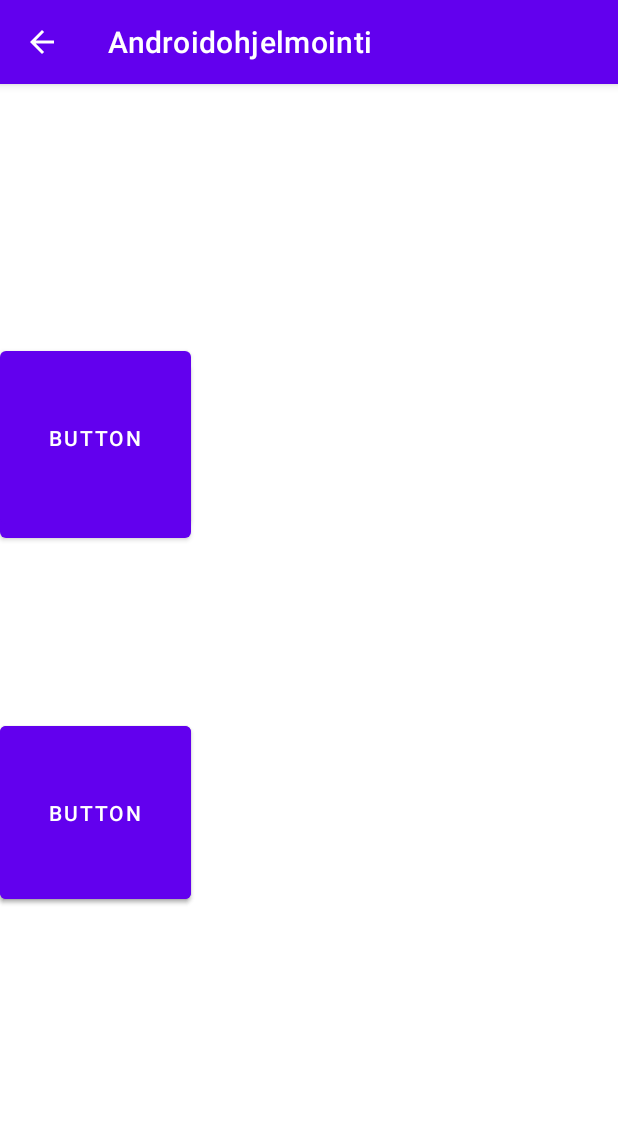
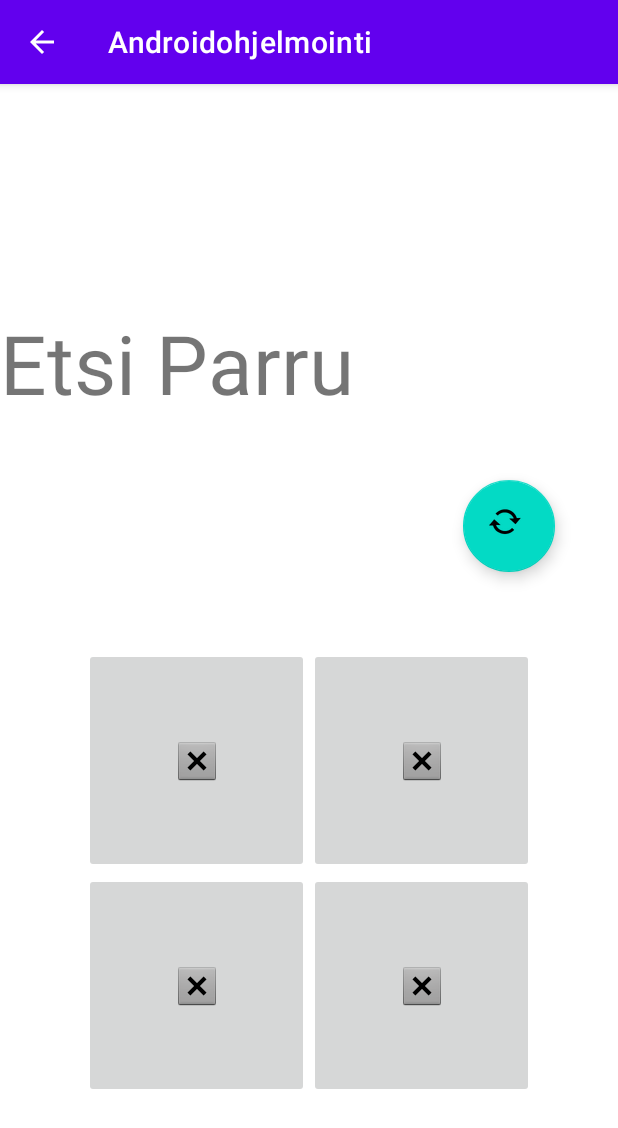
Before and after one commit to juhodufva/Androidohjelmointi, an Android app: the screen it shows after launch (GameActivity), after a tap on "PLAY", on a phone screen of 412 x 824 dp. Shown: the top 1128 px of the screen. Run offline under Robolectric (Android 15) with nearby library versions, the phone set to English and light mode, and no system bars; our stand-ins replace navigation-ui; 1 other tap on this screen came first.

Commit message:
2.luento

```diff
--- a/app/src/main/java/com/example/androidohjelmointi/GameActivity.java
+++ b/app/src/main/java/com/example/androidohjelmointi/GameActivity.java
@@ -2,16 +2,51 @@ package com.example.androidohjelmointi;
 
 import androidx.appcompat.app.AppCompatActivity;
 
+import android.graphics.Color;
 import android.os.Bundle;
+import android.util.Log;
+import android.view.View;
+import android.view.animation.Animation;
+import android.view.animation.AnimationUtils;
+import android.widget.ImageButton;
+import android.widget.TextView;
+
+import com.google.android.material.floatingactionbutton.FloatingActionButton;
 
 public class GameActivity extends AppCompatActivity {
+
+
+    private ImageButton Button1;
+    private ImageButton Button2;
+    private ImageButton Button3;
+    private ImageButton Button4;
+    private TextView textView;
+    private FloatingActionButton floatingActionButton;
+
 
     @Override
     protected void onCreate(Bundle savedInstanceState) {
         super.onCreate(savedInstanceState);
+
         setContentView(R.layout.activity_game);
 
+        Button1 = findViewById(R.id.imageButton1);
+        Button2 = findViewById(R.id.imageButton1);
+        Button3 = findViewById(R.id.imageButton1);
+        Button4 = findViewById(R.id.imageButton1);
+        Button1.setOnClickListener(new View.OnClickListener() {
+
+
+        @Override
+        public void onClick (View view) {
+            Button1.setVisibility(View.GONE);
+            Button1.setImageResource(R.mipmap.ic_launcher);
+            Button1.setBackgroundColor(Color.WHITE);
+            Button1.setVisibility(View.VISIBLE);
+
+
+        }
+        });
 
     }
-
 }
--- a/app/src/main/java/com/example/androidohjelmointi/MainActivity.java
+++ b/app/src/main/java/com/example/androidohjelmointi/MainActivity.java
@@ -35,6 +35,7 @@ public class MainActivity extends AppCompatActivity {
         playBtn.setOnClickListener(new View.OnClickListener() {
             @Override
             public void onClick(View view) {
+
                 Log.i(TAG, "Play button clicked");
                 handlePlayButtonClick();
             }
--- a/app/src/main/java/com/example/androidohjelmointi/ui/home/HomeFragment.java
+++ b/app/src/main/java/com/example/androidohjelmointi/ui/home/HomeFragment.java
@@ -1,19 +1,27 @@
 package com.example.androidohjelmointi.ui.home;
 
+import android.content.Intent;
 import android.os.Bundle;
+import android.util.Log;
 import android.view.LayoutInflater;
 import android.view.View;
 import android.view.ViewGroup;
+import android.widget.Button;
 import android.widget.TextView;
 
 import androidx.annotation.NonNull;
 import androidx.fragment.app.Fragment;
 import androidx.lifecycle.ViewModelProvider;
 
+import com.example.androidohjelmointi.GameActivity;
+import com.example.androidohjelmointi.R;
 import com.example.androidohjelmointi.databinding.FragmentHomeBinding;
 
 public class HomeFragment extends Fragment {
-
+    public static final String TAG = "MainActivity";
+    private Button testBtn;
+    private TextView helloText;
+    private Button playBtn;
     private FragmentHomeBinding binding;
 
     public View onCreateView(@NonNull LayoutInflater inflater,
@@ -24,9 +32,34 @@ public class HomeFragment extends Fragment {
         binding = FragmentHomeBinding.inflate(inflater, container, false);
         View root = binding.getRoot();
 
-        final TextView textView = binding.textHome;
+        final TextView textView = binding.textView2;
         homeViewModel.getText().observe(getViewLifecycleOwner(), textView::setText);
+        testBtn = root.findViewById(R.id.button_test);
+        helloText = root.findViewById(R.id.textView2);
+        playBtn = root.findViewById(R.id.button_play);
+        testBtn.setOnClickListener(new View.OnClickListener() {
+            public void onClick(View v) {
+                helloText.setText(R.string.new_welcome_text);
+                Log.e(TAG, "Button clicked");
+                // Code here executes on main thread after user presses button
+            }
+        });
+        helloText.findViewById(R.id.textView2);
+        playBtn.setOnClickListener(new View.OnClickListener() {
+            @Override
+            public void onClick(View view) {
+                Log.i(TAG, "Play button clicked");
+                Intent i = new Intent(getActivity(), GameActivity.class);
+                startActivity(i);
+
+            }
+        });
         return root;
+
+
+
+
+
     }
 
     @Override
--- a/app/src/main/res/layout/activity_game.xml
+++ b/app/src/main/res/layout/activity_game.xml
@@ -6,67 +6,95 @@
     android:layout_height="match_parent"
     tools:context=".GameActivity">
 
-    <Button
-        android:id="@+id/button2"
-        android:layout_width="127dp"
-        android:layout_height="127dp"
-        android:text="Button" />
+    <ImageButton
+        android:id="@+id/imageButton1"
+        android:layout_width="150dp"
+        android:layout_height="150dp"
+        app:srcCompat="@android:drawable/btn_dialog" />
 
-    <Button
-        android:id="@+id/button3"
-        android:layout_width="127dp"
-        android:layout_height="127dp"
-        android:text="Button" />
+    <ImageButton
+        android:id="@+id/imageButton2"
+        android:layout_width="150dp"
+        android:layout_height="150dp"
+        app:srcCompat="@android:drawable/btn_dialog" />
 
-    <Button
-        android:id="@+id/button4"
-        android:layout_width="127dp"
-        android:layout_height="127dp"
-        android:text="Button" />
+    <ImageButton
+        android:id="@+id/imageButton3"
+        android:layout_width="150dp"
+        android:layout_height="150dp"
+        app:srcCompat="@android:drawable/btn_dialog" />
 
-    <Button
-        android:id="@+id/button5"
-        android:layout_width="127dp"
-        android:layout_height="127dp"
-        android:text="Button" />
-
-    <androidx.constraintlayout.helper.widget.Flow
-        android:id="@+id/flow"
-        android:layout_width="wrap_content"
-        android:layout_height="wrap_content"
-        app:constraint_referenced_ids="button2"
-        app:layout_constraintBottom_toTopOf="@+id/button4"
-        app:layout_constraintTop_toTopOf="parent"
-        app:layout_constraintVertical_bias="0.615"
-        tools:layout_editor_absoluteX="65dp" />
-
-    <androidx.constraintlayout.helper.widget.Flow
-        android:id="@+id/flow2"
-        android:layout_width="wrap_content"
-        android:layout_height="wrap_content"
-        app:constraint_referenced_ids="button3"
-        app:layout_constraintBottom_toTopOf="@+id/button5"
-        app:layout_constraintTop_toTopOf="parent"
-        app:layout_constraintVertical_bias="0.584"
-        tools:layout_editor_absoluteX="249dp" />
-
-    <androidx.constraintlayout.helper.widget.Flow
-        android:id="@+id/flow3"
-        android:layout_width="wrap_content"
-        android:layout_height="wrap_content"
-        app:constraint_referenced_ids="button4"
-        app:layout_constraintBottom_toBottomOf="parent"
-        app:layout_constraintTop_toBottomOf="@+id/button2"
-        app:layout_constraintVertical_bias="0.342"
-        tools:layout_editor_absoluteX="65dp" />
+    <ImageButton
+        android:id="@+id/imageButton4"
+        android:layout_width="150dp"
+        android:layout_height="150dp"
+        app:srcCompat="@android:drawable/btn_dialog" />
 
     <androidx.constraintlayout.helper.widget.Flow
         android:id="@+id/flow4"
         android:layout_width="wrap_content"
         android:layout_height="wrap_content"
-        app:constraint_referenced_ids="button5"
+        android:layout_marginTop="284dp"
+        android:orientation="horizontal"
+        app:constraint_referenced_ids="imageButton3,imageButton1,imageButton2,imageButton4"
+        app:flow_wrapMode="aligned"
         app:layout_constraintBottom_toBottomOf="parent"
-        app:layout_constraintTop_toBottomOf="@+id/button3"
-        app:layout_constraintVertical_bias="0.359"
-        tools:layout_editor_absoluteX="249dp" />
+        app:layout_constraintEnd_toEndOf="parent"
+        app:layout_constraintHorizontal_bias="0.5"
+        app:layout_constraintStart_toStartOf="parent"
+        app:layout_constraintTop_toTopOf="parent" />
+
+    <TextView
+        android:id="@+id/textView"
+        android:layout_width="409dp"
+        android:layout_height="73dp"
+        android:autoSizeTextType="uniform"
+        android:text="Etsi Parru"
+        app:layout_constraintBottom_toTopOf="@+id/flow4"
+        app:layout_constraintTop_toTopOf="parent"
+        app:layout_constraintVertical_bias="0.494"
+        tools:layout_editor_absoluteX="1dp" />
+
+    <com.google.android.material.floatingactionbutton.FloatingActionButton
+        android:id="@+id/floatingActionButton"
+        android:layout_width="61dp"
+        android:layout_height="67dp"
+        android:clickable="true"
+        app:layout_constraintBottom_toBottomOf="parent"
+        app:layout_constraintEnd_toEndOf="parent"
+        app:layout_constraintHorizontal_bias="0.88"
+        app:layout_constraintStart_toStartOf="parent"
+        app:layout_constraintTop_toTopOf="parent"
+        app:layout_constraintVertical_bias="0.374"
+        app:srcCompat="@android:drawable/stat_notify_sync" />
+
+    <TableLayout
+        android:id="@+id/tableLayout"
+        android:layout_width="381dp"
+        android:layout_height="366dp"
+        tools:layout_editor_absoluteX="15dp"
+        tools:layout_editor_absoluteY="324dp">
+
+        <TableRow
+            android:layout_width="match_parent"
+            android:layout_height="match_parent" />
+
+        <TableRow
+            android:layout_width="match_parent"
+            android:layout_height="match_parent" />
+
+        <TableRow
+            android:layout_width="match_parent"
+            android:layout_height="match_parent" />
+
+        <TableRow
+            android:layout_width="match_parent"
+            android:layout_height="match_parent" />
+    </TableLayout>
+
+    <androidx.constraintlayout.helper.widget.Flow
+        android:id="@+id/flow3"
+        android:layout_width="wrap_content"
+        android:layout_height="wrap_content" />
+
 </androidx.constraintlayout.widget.ConstraintLayout>
--- a/app/src/main/res/layout/activity_main.xml
+++ b/app/src/main/res/layout/activity_main.xml
@@ -50,10 +50,6 @@
         tools:layout_editor_absoluteY="667dp"
         app:layout_constraintTop_toBottomOf="@+id/button_test"/>
 
-    <com.google.android.material.bottomnavigation.BottomNavigationView
-        android:layout_width="409dp"
-        android:layout_height="58dp"
-        tools:layout_editor_absoluteX="1dp"
-        tools:layout_editor_absoluteY="672dp" />
+
 
 </androidx.constraintlayout.widget.ConstraintLayout>
--- a/app/src/main/res/layout/activity_main2.xml
+++ b/app/src/main/res/layout/activity_main2.xml
@@ -30,4 +30,5 @@
         app:layout_constraintTop_toTopOf="parent"
         app:navGraph="@navigation/mobile_navigation" />
 
+
 </androidx.constraintlayout.widget.ConstraintLayout>
```
Also changed, not shown: app/src/main/AndroidManifest.xml (+10 -8 lines), app/src/main/res/anim/animaatio.xml (added, +11 -0 lines), app/src/main/res/layout/fragment_home.xml (+37 -19 lines).
